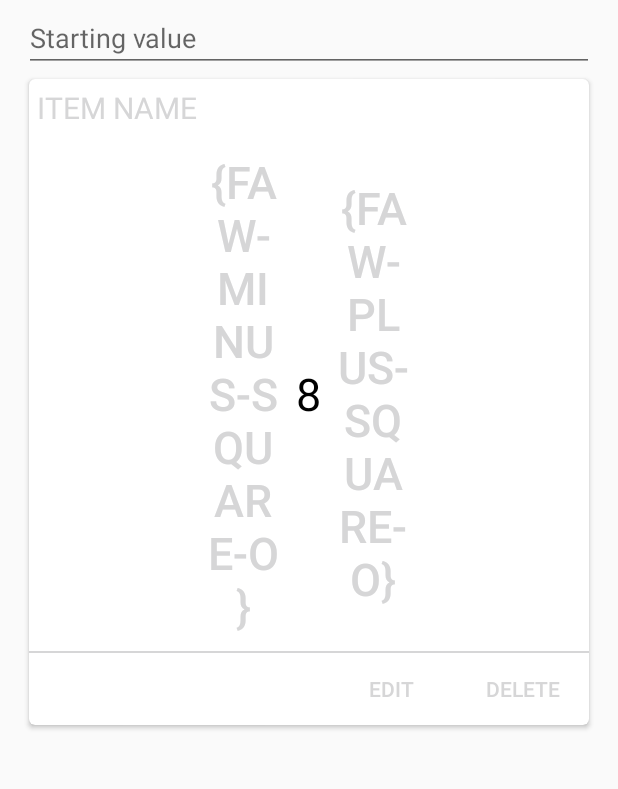
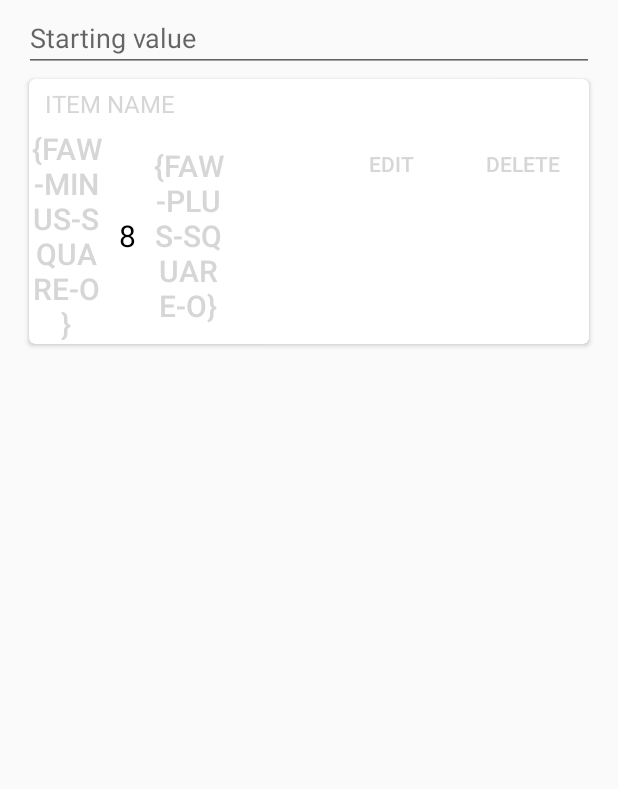
Before and after one commit to asvid/Counter, an Android app: the screen it shows after launch (MainActivity), after a tap on "ADD", on a phone screen of 412 x 824 dp, the part 205-994 px from its top. Run offline under Robolectric (Android 15) with nearby library versions, the phone set to English and light mode, and no system bars; our stand-ins replace Timber; libraries missing offline, so code that uses them is left out: com.mikepenz.iconics, com.squareup.leakcanary, io.realm, io.realm.annotations; plain views replace IconicsButton; 10 statements that could not run were skipped.

Commit message:
card view fixes

```diff
--- a/app/src/main/res/layout/activity_main.xml
+++ b/app/src/main/res/layout/activity_main.xml
@@ -35,7 +35,7 @@
           android:layout_weight="1"
           android:ems="10"
           android:hint="@string/counter_name"
-          android:inputType="textPersonName"
+          android:inputType="text"
           />
 
       <Button
--- a/app/src/main/res/layout/counter_item_card.xml
+++ b/app/src/main/res/layout/counter_item_card.xml
@@ -21,6 +21,7 @@
           android:id="@+id/name"
           android:layout_width="wrap_content"
           android:layout_height="wrap_content"
+          android:layout_marginLeft="5dp"
           android:layout_weight="1"
           android:ellipsize="end"
           android:maxLines="1"
@@ -30,12 +31,14 @@
           android:textSize="@dimen/counterName"
           />
     </LinearLayout>
-
+    <LinearLayout
+        android:layout_width="match_parent"
+        android:layout_height="wrap_content"
+        >
       <LinearLayout
           android:layout_width="wrap_content"
           android:layout_height="wrap_content"
           android:layout_gravity="center_horizontal"
-        android:layout_margin="10dp"
           android:gravity="center_vertical"
           >
 
@@ -45,7 +48,7 @@
             android:layout_height="wrap_content"
             android:text="{faw-minus-square-o}"
             android:textColor="@color/md_grey_900"
-          android:textSize="30dp"
+            android:textSize="20dp"
             style="@style/ListButton"
             />
         <TextView
@@ -57,7 +60,7 @@
             android:gravity="center"
             android:text="8"
             android:textColor="@android:color/black"
-          android:textSize="30dp"
+            android:textSize="20dp"
             />
         <com.mikepenz.iconics.view.IconicsButton
             android:id="@+id/incrementButton"
@@ -65,20 +68,16 @@
             android:layout_height="wrap_content"
             android:text="{faw-plus-square-o}"
             android:textColor="@color/md_grey_900"
-          android:textSize="30dp"
+            android:textSize="20dp"
             style="@style/ListButton"
             />
       </LinearLayout>
-    <View
-        android:layout_width="match_parent"
-        android:layout_height="1dp"
-        android:background="@color/md_grey_200"
-        />
       <LinearLayout
           android:layout_width="match_parent"
           android:layout_height="wrap_content"
-        android:gravity="right"
+          android:gravity="end"
           android:orientation="horizontal"
+          android:padding="0dp"
           >
         <Button
             android:id="@+id/editButton"
@@ -99,4 +98,6 @@
       </LinearLayout>
     </LinearLayout>
 
+  </LinearLayout>
+
 </android.support.v7.widget.CardView>
--- a/app/src/main/res/values/dimens.xml
+++ b/app/src/main/res/values/dimens.xml
@@ -2,5 +2,5 @@
   <!-- Default screen margins, per the Android Design guidelines. -->
   <dimen name="activity_horizontal_margin">16dp</dimen>
   <dimen name="activity_vertical_margin">16dp</dimen>
-  <dimen name="counterName">20dp</dimen>
+  <dimen name="counterName">16dp</dimen>
 </resources>
```
Lines whose indentation alone changed are shown as unchanged.
